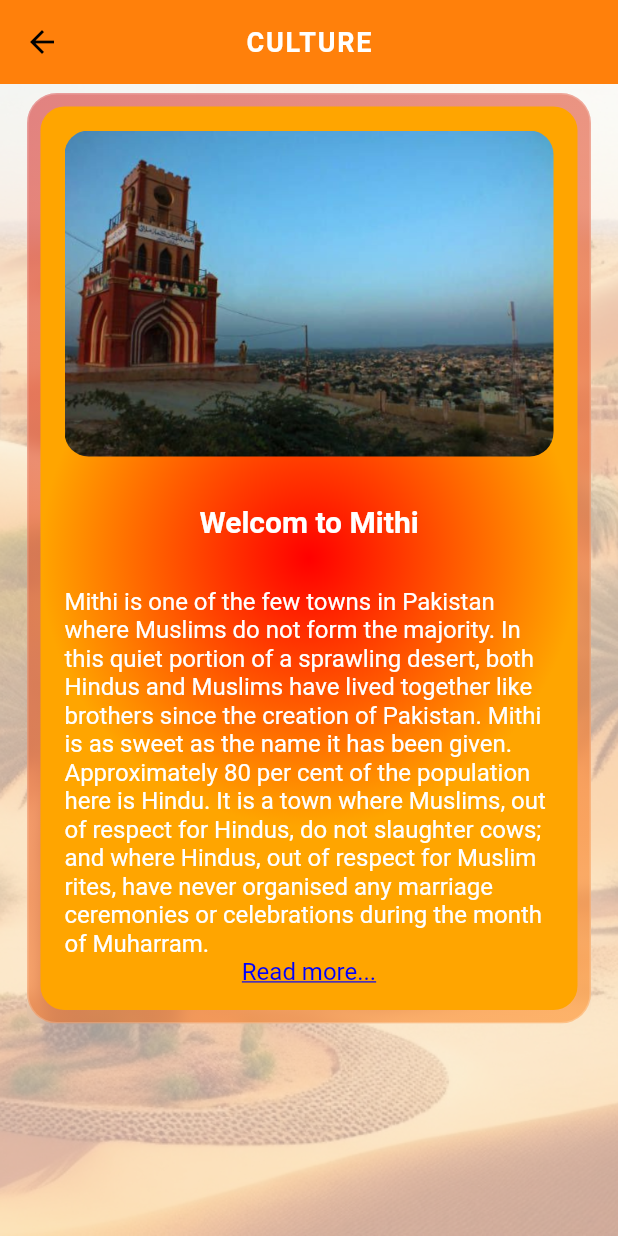
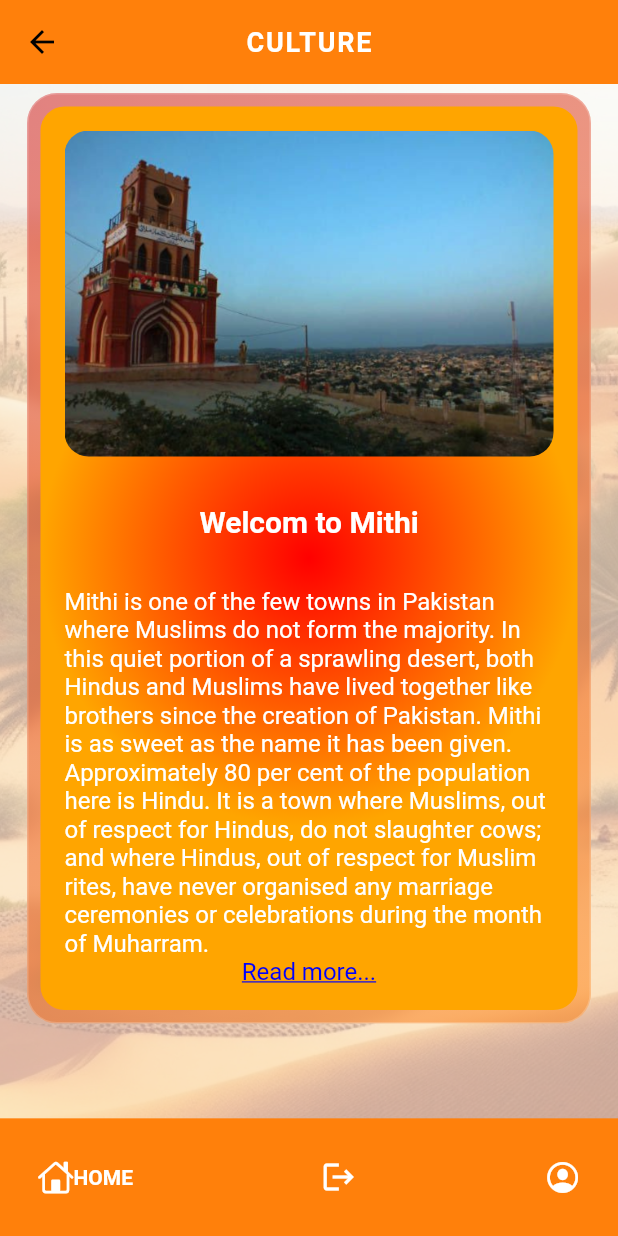
Before and after one commit to ChanderParkash179/MeraThar_FrontEnd, a Flutter app: the CultureView screen opened directly, on a phone screen of 412 x 824 dp. Run offline on Flutter 3.47's test engine with Material 2 defaults, Android fonts, the phone set to English and light mode, and no system bars; drawn by our look-alikes of google_nav_bar; our stand-ins replace font_awesome_flutter, get, google_fonts, shared_preferences; accounts and stored records are empty.

Commit message:
added bottom navigation bar

```diff
--- a/lib/Utils/Routes.dart
+++ b/lib/Utils/Routes.dart
@@ -7,6 +7,7 @@ import 'package:front_app/Views/CitiesViews/MithiView.dart';
 import 'package:front_app/Views/CitiesViews/NagarParkarView.dart';
 import 'package:front_app/Views/CitiesViews/UmerkotView.dart';
 import 'package:front_app/Views/CommonViews/LoginView.dart';
+import 'package:front_app/Views/CommonViews/ProfileView.dart';
 import 'package:front_app/Views/CommonViews/RegisterView.dart';
 import 'package:front_app/Views/CommonViews/SplashView.dart';
 import 'package:front_app/Views/CommonViews/TouristView.dart';
@@ -20,6 +21,7 @@ class Routes {
     GetPage(name: '/loginView', page: () => const LoginView()),
     GetPage(name: '/registerView', page: () => const RegisterView()),
     GetPage(name: '/touristView', page: () => const TouristView()),
+    GetPage(name: '/profileView', page: () => const ProfileView()),
 
     // CITIES PAGE
     GetPage(name: '/umerkotView', page: () => const UmerkotView()),
--- a/lib/Utils/Utils.dart
+++ b/lib/Utils/Utils.dart
@@ -46,6 +46,8 @@ class Utils {
   static var GOOGLE = 'GOOGLE';
   static var EMAIL = 'EMAIL';
   static var KEY_LOGIN = 'KEY_LOGIN';
+  static var PROFILE = 'PROFILE';
+  static var HOME = 'HOME';
 
   // PAGE NAMES
   static var touristView = 'Tourist View';
--- a/lib/Views/AppServicesViews/CultureView.dart
+++ b/lib/Views/AppServicesViews/CultureView.dart
@@ -1,6 +1,7 @@
 import 'package:flutter/material.dart';
 import 'package:front_app/Utils/Utils.dart';
 import 'package:front_app/Widgets/AppBackground.dart';
+import 'package:front_app/Widgets/BottomNavBarWidget.dart';
 import 'package:front_app/Widgets/GlassBox.dart';
 import 'package:url_launcher/url_launcher.dart';
 
@@ -19,6 +20,7 @@ class CultureView extends StatelessWidget {
 
     return SafeArea(
       child: Scaffold(
+        bottomNavigationBar: const BottomNavBarWidget(),
         appBar: AppBar(
           title: Text(
             Utils.culture.toUpperCase(),
--- a/lib/Views/AppServicesViews/HotelView.dart
+++ b/lib/Views/AppServicesViews/HotelView.dart
@@ -3,6 +3,7 @@ import 'package:front_app/Model/HotelModel/Hotel.dart';
 import 'package:front_app/Service/HotelService.dart';
 import 'package:front_app/Utils/Utils.dart';
 import 'package:front_app/Widgets/AppBackground.dart';
+import 'package:front_app/Widgets/BottomNavBarWidget.dart';
 import 'package:front_app/Widgets/CommonWidgets.dart';
 import 'package:front_app/Widgets/GlassBox.dart';
 import 'package:url_launcher/url_launcher.dart';
@@ -31,6 +32,7 @@ class _HotelViewState extends State<HotelView> {
     final Padding? padding;
     return SafeArea(
       child: Scaffold(
+        bottomNavigationBar: const BottomNavBarWidget(),
         appBar: AppBar(
           title: Text(
             Utils.hotels.toUpperCase(),
--- a/lib/Views/AppServicesViews/RestaurantView.dart
+++ b/lib/Views/AppServicesViews/RestaurantView.dart
@@ -3,6 +3,7 @@ import 'package:front_app/Service/RestaurantService.dart';
 import 'package:front_app/Utils/Utils.dart';
 import 'package:front_app/Model/RestaurantModel/Restaurant.dart';
 import 'package:front_app/Widgets/AppBackground.dart';
+import 'package:front_app/Widgets/BottomNavBarWidget.dart';
 import 'package:front_app/Widgets/CommonWidgets.dart';
 import 'package:front_app/Widgets/GlassBox.dart';
 import 'package:url_launcher/url_launcher.dart';
@@ -30,6 +31,7 @@ class _RestaurantViewState extends State<RestaurantView> {
   Widget build(BuildContext context) {
     return SafeArea(
       child: Scaffold(
+        bottomNavigationBar: const BottomNavBarWidget(),
         appBar: AppBar(
           title: Text(
             Utils.restaurant.toUpperCase(),
--- a/lib/Views/AppServicesViews/TouristPointView.dart
+++ b/lib/Views/AppServicesViews/TouristPointView.dart
@@ -2,6 +2,7 @@ import 'package:flutter/material.dart';
 import 'package:front_app/Model/TouristPointModel/TouristPoint.dart';
 import 'package:front_app/Service/TouristPointService.dart';
 import 'package:front_app/Utils/Utils.dart';
+import 'package:front_app/Widgets/BottomNavBarWidget.dart';
 import 'package:front_app/Widgets/CommonWidgets.dart';
 import 'package:front_app/Widgets/GlassBox.dart';
 import 'package:url_launcher/url_launcher.dart';
@@ -29,6 +30,7 @@ class _TouristPointViewState extends State<TouristPointView> {
   Widget build(BuildContext context) {
     return SafeArea(
       child: Scaffold(
+        bottomNavigationBar: const BottomNavBarWidget(),
         appBar: AppBar(
           title: Text(
             Utils.visitingPoint.toUpperCase(),
--- a/lib/Views/AppServicesViews/TravelingView.dart
+++ b/lib/Views/AppServicesViews/TravelingView.dart
@@ -4,6 +4,7 @@ import 'package:front_app/Model/TravelingModel/Vehilce.dart';
 import 'package:front_app/Service/TravelingService.dart';
 import 'package:front_app/Utils/Utils.dart';
 import 'package:front_app/Widgets/AppBackground.dart';
+import 'package:front_app/Widgets/BottomNavBarWidget.dart';
 import 'package:front_app/Widgets/CommonWidgets.dart';
 import 'package:front_app/Widgets/GlassBox.dart';
 
@@ -31,6 +32,7 @@ class _TravelingViewState extends State<TravelingView> {
     final Padding? padding;
     return SafeArea(
       child: Scaffold(
+        bottomNavigationBar: const BottomNavBarWidget(),
         appBar: AppBar(
           title: Text(
             Utils.traveling.toUpperCase(),
--- a/lib/Views/CitiesViews/MithiView.dart
+++ b/lib/Views/CitiesViews/MithiView.dart
@@ -7,6 +7,7 @@ import 'package:front_app/Views/AppServicesViews/RestaurantView.dart';
 import 'package:front_app/Views/AppServicesViews/TouristPointView.dart';
 import 'package:front_app/Views/AppServicesViews/TravelingView.dart';
 import 'package:front_app/Widgets/AppBackground.dart';
+import 'package:front_app/Widgets/BottomNavBarWidget.dart';
 import 'package:front_app/Widgets/GridViewButtonWidget.dart';
 import 'package:get/get.dart';
 
@@ -22,6 +23,7 @@ class _MithiViewState extends State<MithiView> {
   Widget build(BuildContext context) {
     return SafeArea(
       child: Scaffold(
+        bottomNavigationBar: const BottomNavBarWidget(),
         appBar: AppBar(
           title: Text(
             Utils.mithi.toUpperCase(),
--- a/lib/Views/CitiesViews/NagarParkarView.dart
+++ b/lib/Views/CitiesViews/NagarParkarView.dart
@@ -7,6 +7,7 @@ import 'package:front_app/Views/AppServicesViews/RestaurantView.dart';
 import 'package:front_app/Views/AppServicesViews/TouristPointView.dart';
 import 'package:front_app/Views/AppServicesViews/TravelingView.dart';
 import 'package:front_app/Widgets/AppBackground.dart';
+import 'package:front_app/Widgets/BottomNavBarWidget.dart';
 import 'package:front_app/Widgets/GridViewButtonWidget.dart';
 import 'package:get/get.dart';
 
@@ -22,6 +23,7 @@ class _NagarParkarViewState extends State<NagarParkarView> {
   Widget build(BuildContext context) {
     return SafeArea(
       child: Scaffold(
+        bottomNavigationBar: const BottomNavBarWidget(),
         appBar: AppBar(
           title: Text(
             Utils.nagarparkar.toUpperCase(),
--- a/lib/Views/CommonViews/TouristView.dart
+++ b/lib/Views/CommonViews/TouristView.dart
@@ -2,6 +2,7 @@ import 'package:flutter/material.dart';
 import 'package:front_app/Utils/Utils.dart';
 import 'package:front_app/Views/CommonViews/LoginView.dart';
 import 'package:front_app/Widgets/AppBackground.dart';
+import 'package:front_app/Widgets/BottomNavBarWidget.dart';
 import 'package:front_app/Widgets/ButtonImageWidget.dart';
 import 'package:front_app/Widgets/CommonWidgets.dart';
 import 'package:front_app/Widgets/DrawerWidget.dart';
@@ -38,6 +39,7 @@ class _TouristViewState extends State<TouristView> {
   Widget build(BuildContext context) {
     return SafeArea(
       child: Scaffold(
+        bottomNavigationBar: const BottomNavBarWidget(),
         drawer: DrawerWidget(email: userEmail.toString()),
         appBar: AppBar(
           title: Text(
@@ -55,6 +57,7 @@ class _TouristViewState extends State<TouristView> {
         body: AppBackground(
           padding: Padding(
             padding: EdgeInsets.all(Utils.size_10),
+            child: SingleChildScrollView(
               child: Center(
                 child: Column(
                   mainAxisAlignment: MainAxisAlignment.center,
@@ -95,6 +98,7 @@ class _TouristViewState extends State<TouristView> {
             ),
           ),
         ),
+      ),
     );
   }
 }
--- /dev/null
+++ b/lib/Widgets/BottomNavBarWidget.dart
@@ -0,0 +1,62 @@
+import 'package:flutter/cupertino.dart';
+import 'package:flutter/material.dart';
+import 'package:front_app/Utils/Utils.dart';
+import 'package:get/get.dart';
+import 'package:google_nav_bar/google_nav_bar.dart';
+
+class BottomNavBarWidget extends StatefulWidget {
+  const BottomNavBarWidget({super.key});
+
+  @override
+  State<BottomNavBarWidget> createState() => _BottomNavBarWidgetState();
+}
+
+class _BottomNavBarWidgetState extends State<BottomNavBarWidget> {
+  int _selectedIndex = 0;
+  @override
+  Widget build(BuildContext context) {
+    final _height = MediaQuery.of(context).size.height;
+    return Container(
+      height: _height * .095,
+      color: Color(Utils.primaryColor),
+      child: GNav(
+        activeColor: Color(Utils.colorWhite),
+        backgroundColor: Color(Utils.primaryColor),
+        color: Color(Utils.colorWhite),
+        selectedIndex: _selectedIndex,
+        tabs: [
+          GButton(
+            active: _selectedIndex == 0 ? true : false,
+            icon: CupertinoIcons.home,
+            text: Utils.HOME,
+            onPressed: () {
+              Future.delayed(Duration(seconds: Utils.size_02.toInt()), () {
+                Get.toNamed("/touristView");
+              });
+            },
+          ),
+          GButton(
+            active: _selectedIndex == 1 ? true : false,
+            icon: Icons.logout,
+            text: Utils.LOGOUT,
+            onPressed: () {
+              Future.delayed(Duration(seconds: Utils.size_02.toInt()), () {
+                Get.toNamed("/loginView");
+              });
+            },
+          ),
+          GButton(
+            active: _selectedIndex == 2 ? true : false,
+            icon: CupertinoIcons.profile_circled,
+            text: Utils.PROFILE,
+            onPressed: () {
+              Future.delayed(Duration(seconds: Utils.size_02.toInt()), () {
+                Get.toNamed("/profileView");
+              });
+            },
+          ),
+        ],
+      ),
+    );
+  }
+}
--- a/pubspec.yaml
+++ b/pubspec.yaml
@@ -18,6 +18,7 @@ dependencies:
   url_launcher: ^6.0.3
   font_awesome_flutter: ^10.4.0
   shared_preferences: ^2.2.0
+  google_nav_bar: ^5.0.6
 
 dev_dependencies:
   flutter_test:
```
Also changed, not shown: lib/Views/CitiesViews/UmerkotView.dart (+3 -27 lines), lib/Views/CommonViews/LoginView.dart (+0 -21 lines), lib/Views/CommonViews/ProfileView.dart (added, +37 -0 lines), pubspec.lock. Lines whose indentation alone changed are shown as unchanged.
